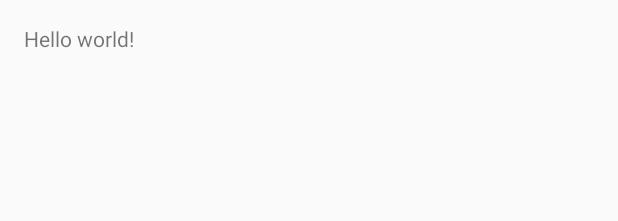
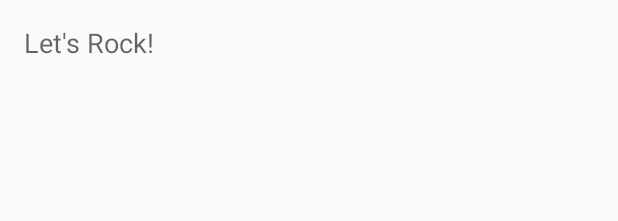
Before and after one commit to AlanChan08/ConnectedShelters, an Android app: the layout activity_main.xml on its own in the app's theme, with its tools: preview values and no code run, on a phone screen of 412 x 824 dp. Shown: the top 221 px of the screen. Run offline under Robolectric (Android 15) with nearby library versions, the phone set to English and light mode, and no system bars; network calls fail.

```diff
--- a/app/src/main/AndroidManifest.xml
+++ b/app/src/main/AndroidManifest.xml
@@ -1,6 +1,8 @@
 <?xml version="1.0" encoding="utf-8"?>
 <manifest xmlns:android="http://schemas.android.com/apk/res/android"
     package="com.ac.alan.connectedshelters" >
+    <uses-permission android:name="android.permission.ACCESS_NETWORK_STATE"/>
+    <uses-permission android:name="android.permission.INTERNET"/>
 
     <application
         android:allowBackup="true"
--- a/app/src/main/res/layout/activity_main.xml
+++ b/app/src/main/res/layout/activity_main.xml
@@ -5,7 +5,18 @@
     android:paddingTop="@dimen/activity_vertical_margin"
     android:paddingBottom="@dimen/activity_vertical_margin" tools:context=".MainActivity">
 
-    <TextView android:text="@string/hello_world" android:layout_width="wrap_content"
-        android:layout_height="wrap_content" />
+    <ScrollView
+        android:layout_width="wrap_content"
+        android:layout_height="wrap_content">
+        <TextView
+            android:layout_width="wrap_content"
+            android:layout_height="wrap_content"
+            android:textAppearance="?android:attr/textAppearanceMedium"
+            android:text="Let's Rock!"
+            android:id="@+id/tv1"
+            android:layout_alignParentTop="true"
+            android:layout_alignParentLeft="true"
+            android:layout_alignParentStart="true" />
+    </ScrollView>
 
 </RelativeLayout>
```
Also changed, not shown: app/build.gradle (+8 -0 lines), app/src/main/java/com/ac/alan/connectedshelters/MainActivity.java (+51 -0 lines), app/src/main/java/com/ac/alan/connectedshelters/Record.java (added, +62 -0 lines), app/src/main/java/com/ac/alan/connectedshelters/Shelters.java (added, +28 -0 lines), 2 other files.
